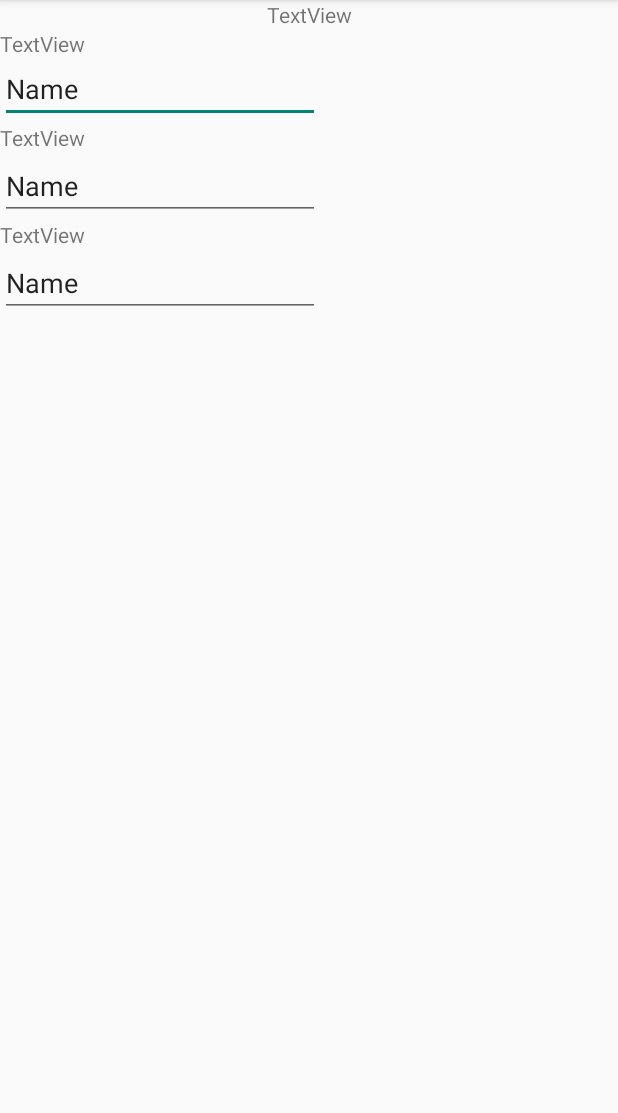
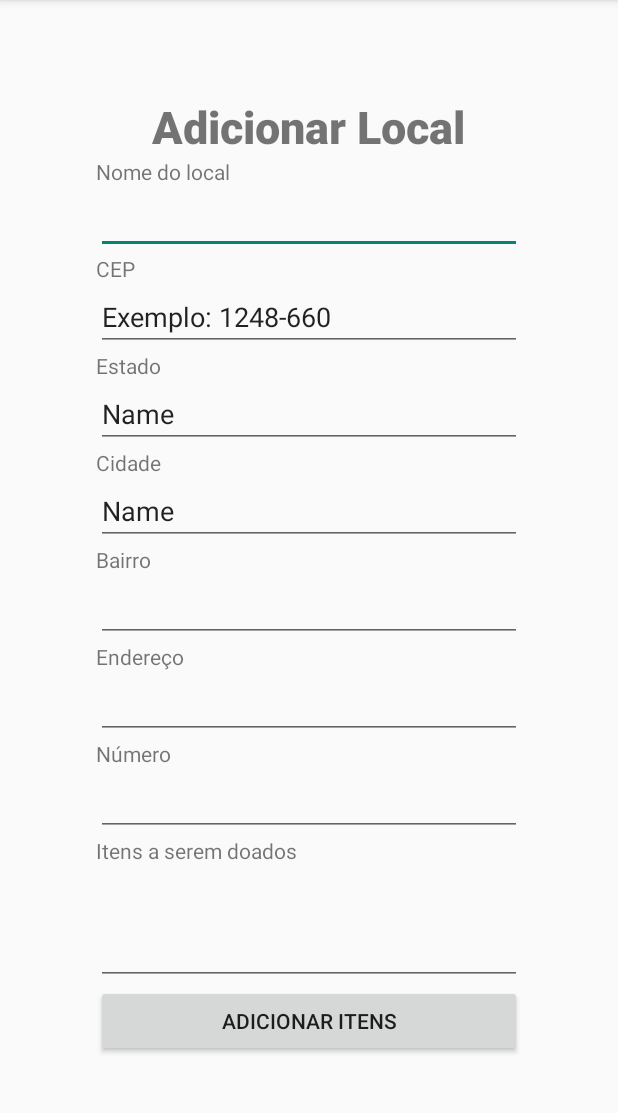
Before and after one commit to IzavanCorreia/ProgDispMovRedeDoBem, an Android app: the AddLocal screen opened directly, with no data from a screen before it, on a phone screen of 412 x 824 dp, the part 84-1197 px from its top. Run offline under Robolectric (Android 15) with nearby library versions, the phone set to English and light mode, and no system bars.

Commit message:
adicionando o layout do local

```diff
--- a/app/src/main/res/layout/activity_add_local.xml
+++ b/app/src/main/res/layout/activity_add_local.xml
@@ -4,68 +4,209 @@
     xmlns:tools="http://schemas.android.com/tools"
     android:layout_width="match_parent"
     android:layout_height="match_parent"
-    tools:context=".AddLocal">
+    tools:context=".AddItens">
 
     <TextView
-        android:id="@+id/textView8"
+        android:id="@+id/textView"
         android:layout_width="wrap_content"
         android:layout_height="wrap_content"
-        android:text="TextView"
+        android:layout_marginTop="64dp"
+        android:fontFamily="sans-serif-black"
+        android:text="@string/AddLocal"
+        android:textSize="30sp"
         app:layout_constraintEnd_toEndOf="parent"
+        app:layout_constraintHorizontal_bias="0.498"
         app:layout_constraintStart_toStartOf="parent"
         app:layout_constraintTop_toTopOf="parent" />
 
     <TextView
-        android:id="@+id/textView9"
-        android:layout_width="57dp"
-        android:layout_height="17dp"
-        android:text="TextView"
+        android:id="@+id/textView2"
+        android:layout_width="wrap_content"
+        android:layout_height="wrap_content"
+        android:layout_marginLeft="64dp"
+        android:text="@string/nomedolocal"
         app:layout_constraintStart_toStartOf="parent"
-        app:layout_constraintTop_toBottomOf="@+id/textView8" />
+        app:layout_constraintTop_toBottomOf="@+id/textView" />
 
     <EditText
-        android:id="@+id/editTextText6"
+        android:id="@+id/editTextText"
+        android:layout_width="match_parent"
+        android:layout_height="wrap_content"
+        android:ems="10"
+        android:inputType="text"
+        app:layout_constraintEnd_toEndOf="parent"
+        app:layout_constraintStart_toStartOf="parent"
+        android:layout_marginLeft="64dp"
+        android:layout_marginRight="64dp"
+        app:layout_constraintTop_toBottomOf="@+id/textView2" />
+
+    <TextView
+        android:id="@+id/textView3"
         android:layout_width="wrap_content"
+        android:layout_height="wrap_content"
+        android:text="@string/cep"
+        android:layout_marginLeft="64dp"
+        android:layout_marginRight="64dp"
+        app:layout_constraintStart_toStartOf="parent"
+        app:layout_constraintTop_toBottomOf="@+id/editTextText" />
+
+    <EditText
+        android:id="@+id/editTextNumber"
+        android:layout_width="match_parent"
+        android:layout_height="wrap_content"
+        android:ems="10"
+        android:inputType="text"
+        android:layout_marginLeft="64dp"
+        android:layout_marginRight="64dp"
+        android:text="@string/CEP_INPUT"
+        app:layout_constraintStart_toStartOf="parent"
+        app:layout_constraintTop_toBottomOf="@+id/textView3" />
+
+    <TextView
+        android:id="@+id/textView4"
+        android:layout_width="wrap_content"
+        android:layout_height="wrap_content"
+        android:text="@string/estado"
+        android:layout_marginLeft="64dp"
+        android:layout_marginRight="64dp"
+        app:layout_constraintStart_toStartOf="parent"
+        app:layout_constraintTop_toBottomOf="@+id/editTextNumber" />
+
+    <EditText
+        android:id="@+id/editTextText2"
+        android:layout_width="match_parent"
         android:layout_height="wrap_content"
         android:ems="10"
         android:inputType="text"
         android:text="Name"
+        android:layout_marginLeft="64dp"
+        android:layout_marginRight="64dp"
         app:layout_constraintStart_toStartOf="parent"
-        app:layout_constraintTop_toBottomOf="@+id/textView9" />
+        app:layout_constraintTop_toBottomOf="@+id/textView4" />
 
     <TextView
-        android:id="@+id/textView10"
+        android:id="@+id/textView5"
         android:layout_width="wrap_content"
         android:layout_height="wrap_content"
-        android:text="TextView"
+        android:text="@string/cidade"
+        android:layout_marginLeft="64dp"
+        android:layout_marginRight="64dp"
         app:layout_constraintStart_toStartOf="parent"
-        app:layout_constraintTop_toBottomOf="@+id/editTextText6" />
+        app:layout_constraintTop_toBottomOf="@+id/editTextText2" />
 
     <EditText
-        android:id="@+id/editTextText7"
+        android:id="@+id/editTextText3"
+        android:ems="10"
+        android:inputType="text"
+        android:text="Name"
+        android:layout_width="match_parent"
+        android:layout_height="wrap_content"
+        android:layout_marginLeft="64dp"
+        android:layout_marginRight="64dp"
+        app:layout_constraintStart_toStartOf="parent"
+        app:layout_constraintTop_toBottomOf="@+id/textView5" />
+
+    <TextView
+        android:id="@+id/textView6"
         android:layout_width="wrap_content"
+        android:layout_height="wrap_content"
+        android:text="@string/bairro"
+        app:layout_constraintStart_toStartOf="parent"
+        android:layout_marginLeft="64dp"
+        android:layout_marginRight="64dp"
+        app:layout_constraintTop_toBottomOf="@+id/editTextText3" />
+
+    <EditText
+        android:id="@+id/editTextText4"
+        android:layout_width="match_parent"
         android:layout_height="wrap_content"
         android:ems="10"
         android:inputType="text"
-        android:text="Name"
         app:layout_constraintStart_toStartOf="parent"
-        app:layout_constraintTop_toBottomOf="@+id/textView10" />
+        android:layout_marginLeft="64dp"
+        android:layout_marginRight="64dp"
+        app:layout_constraintTop_toBottomOf="@+id/textView6" />
 
     <TextView
-        android:id="@+id/textView11"
+        android:id="@+id/textView7"
         android:layout_width="wrap_content"
         android:layout_height="wrap_content"
-        android:text="TextView"
+        android:text="@string/endereco"
         app:layout_constraintStart_toStartOf="parent"
-        app:layout_constraintTop_toBottomOf="@+id/editTextText7" />
+        android:layout_marginLeft="64dp"
+        android:layout_marginRight="64dp"
+        app:layout_constraintTop_toBottomOf="@+id/editTextText4" />
 
     <EditText
-        android:id="@+id/editTextText8"
-        android:layout_width="wrap_content"
+        android:id="@+id/editTextText5"
+        android:layout_width="match_parent"
         android:layout_height="wrap_content"
         android:ems="10"
         android:inputType="text"
-        android:text="Name"
+        android:layout_marginLeft="64dp"
+        android:layout_marginRight="64dp"
         app:layout_constraintStart_toStartOf="parent"
-        app:layout_constraintTop_toBottomOf="@+id/textView11" />
+        app:layout_constraintTop_toBottomOf="@+id/textView7" />
+
+    <TextView
+        android:id="@+id/textView12"
+        android:layout_width="wrap_content"
+        android:layout_height="wrap_content"
+        android:text="@string/numero"
+        android:layout_marginLeft="64dp"
+        android:layout_marginRight="64dp"
+        app:layout_constraintStart_toStartOf="parent"
+        app:layout_constraintTop_toBottomOf="@+id/editTextText5" />
+
+    <EditText
+        android:id="@+id/editTextNumber3"
+        android:ems="10"
+        android:layout_marginLeft="64dp"
+        android:layout_marginRight="64dp"
+        android:inputType="number"
+        android:layout_width="match_parent"
+        android:layout_height="wrap_content"
+
+        app:layout_constraintStart_toStartOf="parent"
+        app:layout_constraintTop_toBottomOf="@+id/textView12" />
+
+    <TextView
+        android:id="@+id/textView13"
+        android:layout_width="wrap_content"
+        android:layout_height="wrap_content"
+        android:text="@string/itensDoado"
+        android:layout_marginLeft="64dp"
+        android:layout_marginRight="64dp"
+        app:layout_constraintStart_toStartOf="parent"
+        app:layout_constraintTop_toBottomOf="@+id/editTextNumber3" />
+
+    <EditText
+        android:id="@+id/myTextView"
+        android:layout_width="match_parent"
+        android:layout_height="wrap_content"
+        android:gravity="top"
+        android:inputType="textMultiLine"
+        android:lines="5"
+        android:maxLines="10"
+        android:minLines="3"
+        android:scrollbars="vertical"
+        android:textSize="16sp"
+        android:layout_marginLeft="64dp"
+        android:layout_marginRight="64dp"
+
+        app:layout_constraintStart_toStartOf="parent"
+        app:layout_constraintTop_toBottomOf="@+id/textView13" />
+
+    <Button
+        android:id="@+id/button5"
+        android:layout_width="0dp"
+        android:layout_height="wrap_content"
+        android:layout_marginLeft="64dp"
+        android:layout_marginRight="64dp"
+        android:text="@string/addItens_value"
+        app:layout_constraintEnd_toEndOf="parent"
+        app:layout_constraintStart_toStartOf="parent"
+
+        app:layout_constraintTop_toBottomOf="@+id/myTextView" />
+
 </androidx.constraintlayout.widget.ConstraintLayout>
--- a/app/src/main/res/values/strings.xml
+++ b/app/src/main/res/values/strings.xml
@@ -14,4 +14,5 @@
     <string name="numero">Número</string>
     <string name="itensDoado">Itens a serem doados</string>
     <string name="addItens_value">Adicionar Itens</string>
+    <string name="nomedolocal">Nome do local</string>
 </resources>
```
Also changed, not shown: 1 other file.
